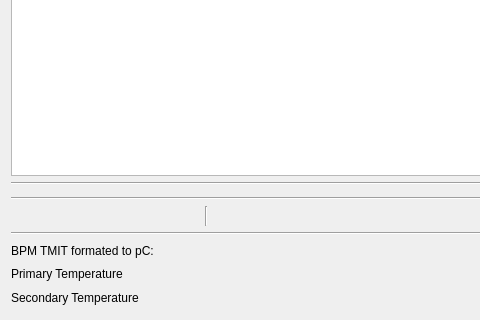
slaclab/BunchLengthMonitor, file blenApp/ui/blen_lcls2_pyro.ui: the form before one commit; both pictures show x 0 to 480 and y 570 to 890 of the 1012 by 890 pixel window.
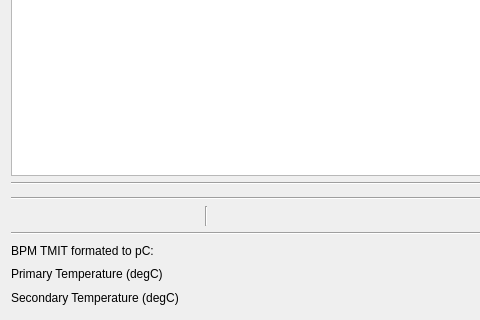
The form after the commit. Custom widgets are drawn as their Qt base class.

Commit message: Blen Pyro ui typo

What changed in the file:
```diff
--- a/blenApp/ui/blen_lcls2_pyro.ui
+++ b/blenApp/ui/blen_lcls2_pyro.ui
@@ -311,7 +311,7 @@
        <item row="3" column="2">
         <widget class="QLabel" name="label_6">
          <property name="text">
-          <string>Primary Temperature</string>
+          <string>Primary Temperature (degC)</string>
          </property>
         </widget>
        </item>
@@ -348,7 +348,7 @@
        <item row="4" column="2">
         <widget class="QLabel" name="label_7">
          <property name="text">
-          <string>Secondary Temperature</string>
+          <string>Secondary Temperature (degC)</string>
          </property>
         </widget>
        </item>
```
Left out of the diff: 2 changed lines with no effect on the pictures.
